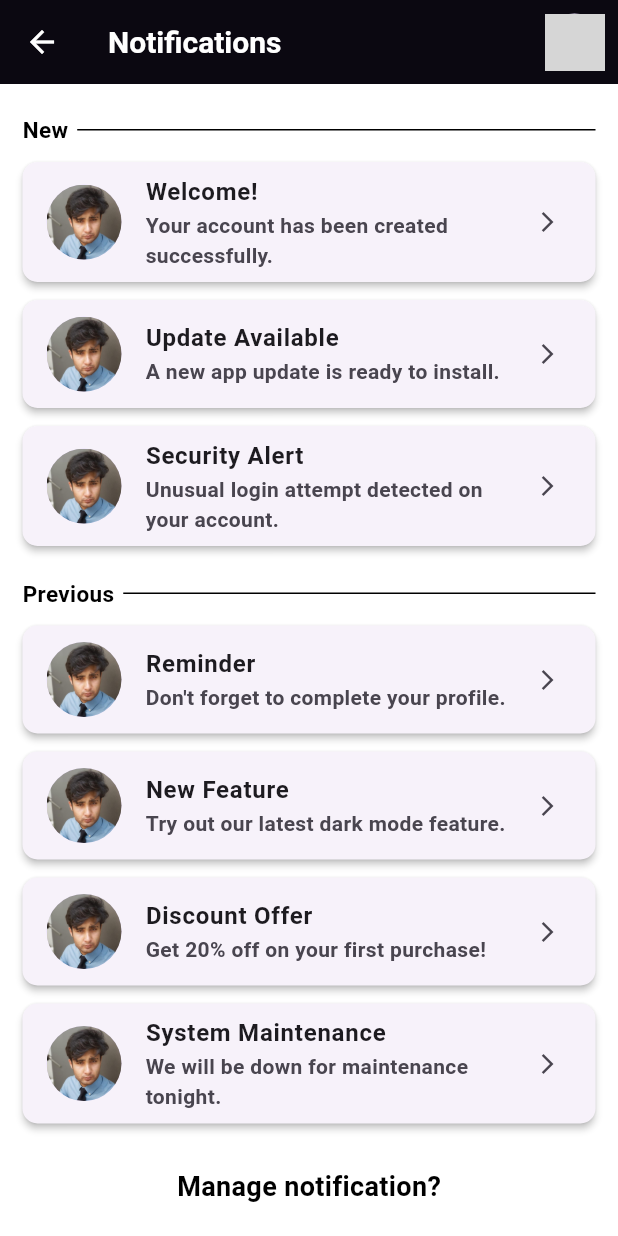
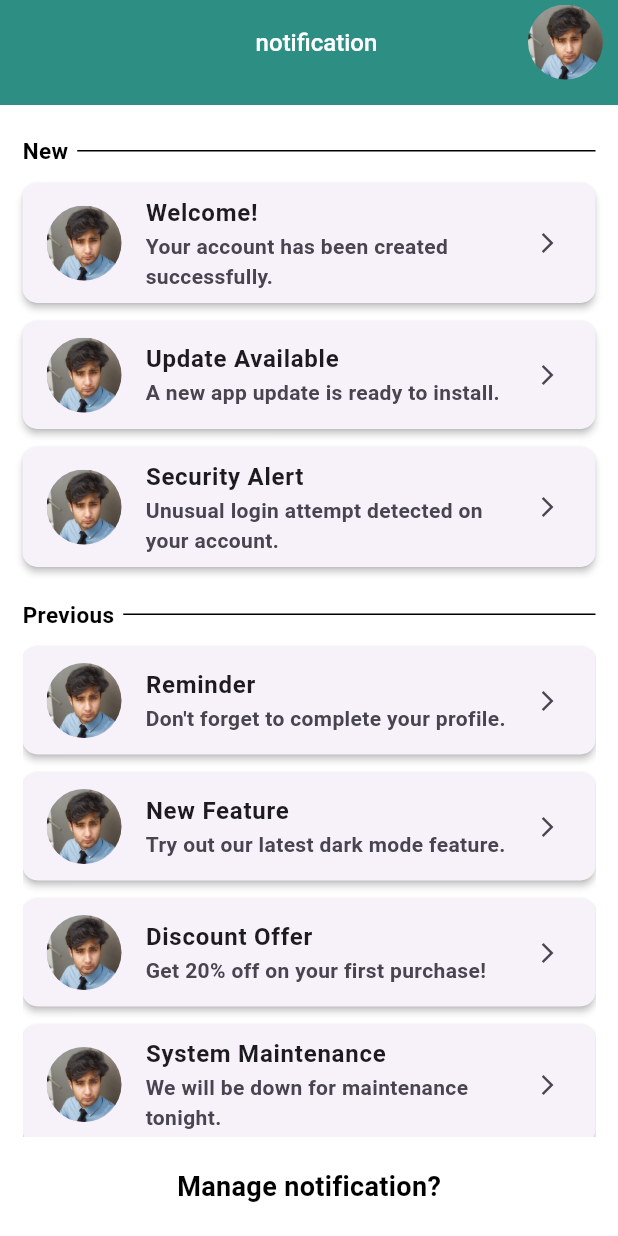
Before and after one commit to waqas1343/Qabil.jobs, a Flutter app: the DashboardScreen screen opened by its route, after a tap on the "notifications" icon, on a phone screen of 412 x 824 dp. Run offline on Flutter 3.47's test engine with Material 3 defaults, Android fonts, the phone set to English and light mode, and no system bars; our stand-ins replace another_flushbar, carousel_slider, image_picker, pinput, timeago; Roboto replaces fonts that are missing (KumbhSans-VariableFont_YOPQ,wght.ttf); grey boxes are pictures that could not be loaded.

Commit message:
done again

```diff
--- a/lib/constant/custom_appbar/custom_appbar.dart
+++ b/lib/constant/custom_appbar/custom_appbar.dart
@@ -7,6 +7,8 @@ class CustomAppBar extends StatelessWidget implements PreferredSizeWidget {
   final String? greeting; // Optional
   final String? username; // Optional
   final String? profileImagePath;
+  final String? profileImagePath2;
+
   final int notificationCount;
   final bool? centerTitle; // Optional
   final double? preSize;
@@ -17,7 +19,8 @@ class CustomAppBar extends StatelessWidget implements PreferredSizeWidget {
     this.profileImagePath,
     this.notificationCount = 0,
     this.centerTitle,
-     this.preSize, // Made optional
+    this.preSize,
+    this.profileImagePath2, // Made optional
   });
 
   @override
@@ -32,15 +35,11 @@ class CustomAppBar extends StatelessWidget implements PreferredSizeWidget {
           color: AppColors.cardsColor2,
         ),
       ),
-      title: Row(
-        mainAxisAlignment: centerTitle == true
-            ? MainAxisAlignment.center
-            : MainAxisAlignment.start, // Center or start based on centerTitle
-        children: [
-          if (profileImagePath != null) ...[
-            CircleAvatar(
+      leadingWidth: 70,
+      leading: profileImagePath != null
+          ? CircleAvatar(
               radius: 25,
-              backgroundColor: Colors.white,
+              backgroundColor: Colors.transparent,
               child: ClipOval(
                 child: profileImagePath!.startsWith('assets/')
                     ? Image.asset(
@@ -56,9 +55,14 @@ class CustomAppBar extends StatelessWidget implements PreferredSizeWidget {
                         fit: BoxFit.cover,
                       ),
               ),
-            ),
-            const SizedBox(width: 12),
-          ],
+            )
+          : const SizedBox(), // If null, return an empty widget
+
+      title: Row(
+        mainAxisAlignment: centerTitle == true
+            ? MainAxisAlignment.center
+            : MainAxisAlignment.start,
+        children: [
           Column(
             crossAxisAlignment: CrossAxisAlignment.start,
             mainAxisSize: MainAxisSize.min,
@@ -133,10 +137,33 @@ class CustomAppBar extends StatelessWidget implements PreferredSizeWidget {
               ],
             ),
           ),
+        if (profileImagePath2 != null)
+          CircleAvatar(
+            radius: 25,
+            backgroundColor: Colors.transparent,
+            child: ClipOval(
+              child: profileImagePath2!.startsWith('assets/')
+                  ? Image.asset(
+                      profileImagePath2!,
+                      height: 50,
+                      width: 50,
+                      fit: BoxFit.cover,
+                    )
+                  : Image.file(
+                      File(profileImagePath2!),
+                      height: 50,
+                      width: 50,
+                      fit: BoxFit.cover,
+                    ),
+            ),
+          ),
+        SizedBox(
+          width: 10,
+        )
       ],
     );
   }
 
   @override
-  Size get preferredSize =>  Size.fromHeight(preSize!);
+  Size get preferredSize => Size.fromHeight(preSize!);
 }
--- a/lib/widgets/notification_widget/notification_widget.dart
+++ b/lib/widgets/notification_widget/notification_widget.dart
@@ -1,8 +1,12 @@
 import 'package:flutter/material.dart';
+import 'package:provider/provider.dart';
+import 'package:qabil_project01_final/constant/app_images/app_images.dart';
+import 'package:qabil_project01_final/constant/custom_appbar/custom_appbar.dart';
+import 'package:qabil_project01_final/view_model/controller/all_textediting_controller/all_textediting_controller.dart';
+import 'package:qabil_project01_final/view_model/controller/image_picker/image_picker_controller.dart';
 
 class NotificationScreen extends StatelessWidget {
   NotificationScreen({super.key});
-
 
   final List<Map<String, String>> newNotifications = [
     {
@@ -47,34 +51,43 @@ class NotificationScreen extends StatelessWidget {
 
   @override
   Widget build(BuildContext context) {
+    final textController = Provider.of<TextEditingControllerManager>(context);
+    final imageProvider = Provider.of<ImagePickerController>(context);
+
     return Scaffold(
-      appBar: AppBar(
-        elevation: 5,
-        backgroundColor: Colors.black,
-        title: Text(
-          "Notifications",
-          style: TextStyle(
-            fontSize: 20,
-            color: Colors.white,
-          ),
-        ),
-        leading: IconButton(
-          icon: Icon(Icons.arrow_back, color: Colors.white),
-          onPressed: () {
-            Navigator.pop(context);
-          },
-        ),
-        actions: [
-          Padding(
-            padding: const EdgeInsets.all(9.0),
-            child: CircleAvatar(
-              radius: 20,
-              backgroundImage: AssetImage(
-                  "assets/profile.jpg"), // Replace with your profile image
-            ),
-          ),
-        ],
+      appBar: CustomAppBar(
+        preSize: 70,
+        greeting: 'notification',
+        centerTitle: true,
+        profileImagePath2: AppImages.profileImage,
       ),
+      // appBar: AppBar(
+      //   elevation: 5,
+      //   backgroundColor: Colors.black,
+      //   title: Text(
+      //     "Notifications",
+      //     style: TextStyle(
+      //       fontSize: 20,
+      //       color: Colors.white,
+      //     ),
+      //   ),
+      //   leading: IconButton(
+      //     icon: Icon(Icons.arrow_back, color: Colors.white),
+      //     onPressed: () {
+      //       Navigator.pop(context);
+      //     },
+      //   ),
+      //   actions: [
+      //     Padding(
+      //       padding: const EdgeInsets.all(9.0),
+      //       child: CircleAvatar(
+      //         radius: 20,
+      //         backgroundImage: AssetImage(
+      //             "assets/profile.jpg"), // Replace with your profile image
+      //       ),
+      //     ),
+      //   ],
+      // ),
       body: Padding(
         padding: const EdgeInsets.symmetric(horizontal: 15),
         child: Column(
```
Also changed, not shown: lib/View/screens/notification/notifications.dart (deleted, +0 -146 lines), 12 other files.
